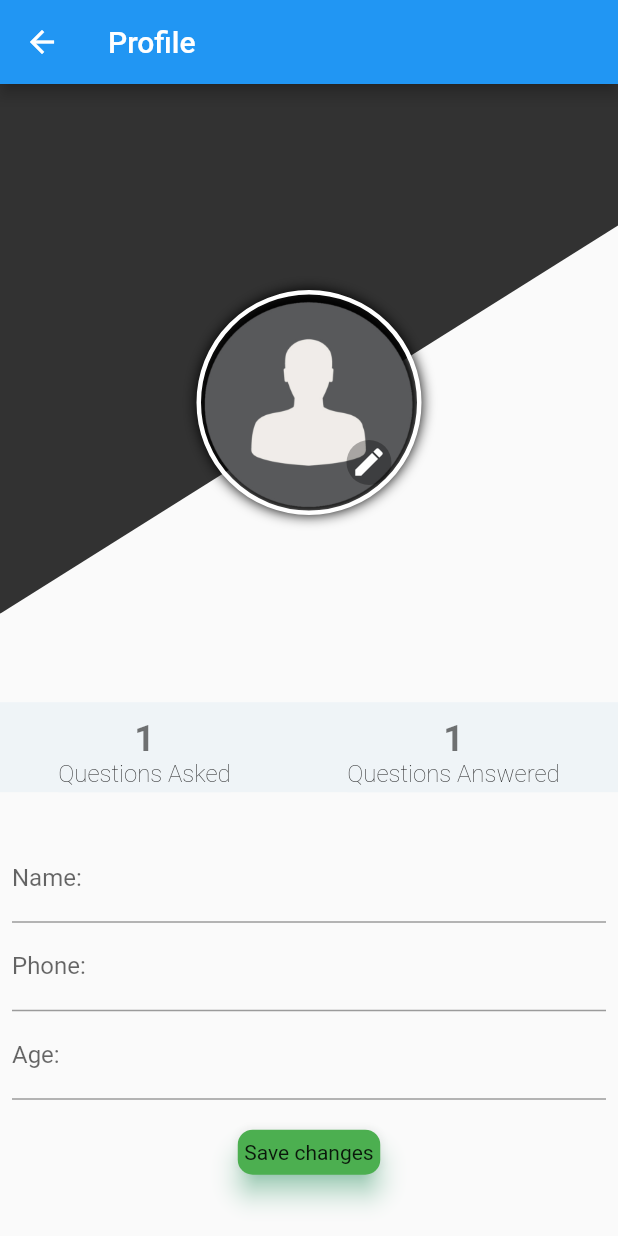
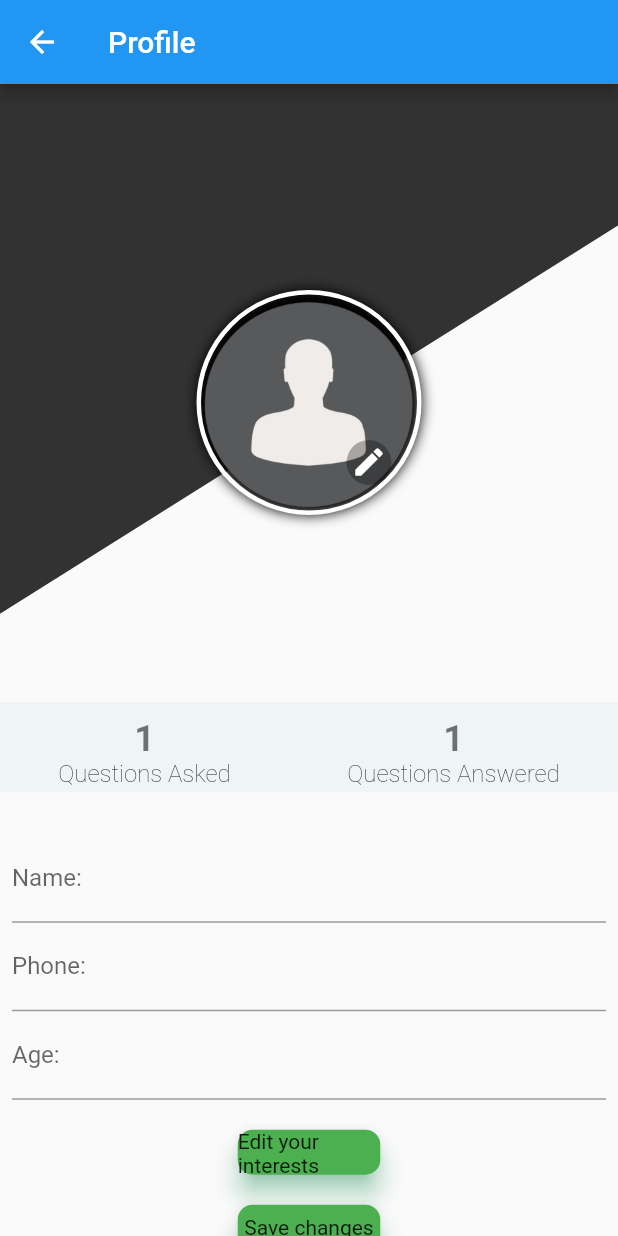
Before and after one commit to pratikg1999/video_question_app, a Flutter app: the ProfilePage screen opened by its route, on a phone screen of 412 x 824 dp. Run offline on Flutter 3.47's test engine with Material 2 defaults, Android fonts, the phone set to English and light mode, and no system bars; our stand-ins replace camera, chewie, flutter_spinkit, fluttertoast, image_picker, location and 2 more; missing offline and left inert: simple_permissions; accounts and stored records are empty; network calls fail; project files that could hold a hidden picture were left out.

Commit message:
edit interests

```diff
--- a/lib/LoginPage.dart
+++ b/lib/LoginPage.dart
@@ -184,8 +184,10 @@ class _LoginPageState extends State<LoginPage> {
         print(request);
         print(_email);
         print(_password);
-        // print("headers: ${request.headers}");
+        print("headers: ${request.headers}");
         var response = await request.send();
+        print("OOOOOOOOOOOOOOOOOOOOOO");
+        print(response.statusCode);
         if (response.statusCode == 200) {
           var resData = await response.stream.bytesToString();
           var resDataJson = jsonDecode(resData.toString());
--- a/lib/constants.dart
+++ b/lib/constants.dart
@@ -1,9 +1,9 @@
 
 /// Server's IP address
-final String serverIP =  "104.237.9.77"; //"10.196.22.121";//
+final String serverIP =  "10.196.18.1";
 
 /// Server's port address
-final String serverPort = "50000";
+final String serverPort = "3000";
 
 
 // Error messages:
--- a/lib/edit_profile_page.dart
+++ b/lib/edit_profile_page.dart
@@ -1,5 +1,5 @@
 import 'dart:io';
-
+import 'package:teacher/edit_interests.dart';
 import "package:flutter/material.dart";
 import 'package:flutter/rendering.dart';
 import 'package:fluttertoast/fluttertoast.dart';
@@ -45,6 +45,8 @@ class ProfilePageState extends State<ProfilePage> {
   String age;
   ///Previous phone number set by the user.
   String phone;
+  ///Previous interests set by the user
+  String interests;
 
   ///Stores updated user_name.
   String _name;
@@ -274,6 +276,12 @@ class ProfilePageState extends State<ProfilePage> {
                       height: 20.0,
                     ),
                     Center(
+                      child: interestButton(),
+                    ),
+                    SizedBox(
+                      height: 20.0,
+                    ),
+                    Center(
                       child: saveButton(),
                     ),
                   ],
@@ -301,6 +309,33 @@ class ProfilePageState extends State<ProfilePage> {
             ),
           ),
           onTap: saveChanges,
+        ),
+      ),
+    );
+  }
+
+  ///Button to edit interests of user on tap.
+  Widget interestButton() {
+    return Container(
+      height: 30.0,
+      width: 95.0,
+      child: Material(
+        borderRadius: BorderRadius.circular(10.0),
+        shadowColor: Colors.greenAccent,
+        color: Colors.green,
+        elevation: 7.0,
+        child: GestureDetector(
+          child: Container(
+            child: Center(
+              child: Text("Edit your interests"),
+            ),
+          ),
+          onTap:() {
+            Navigator.push(
+              context,
+              MaterialPageRoute(builder: (context) => editInterests()),
+            );
+          },
         ),
       ),
     );
--- a/lib/shared_preferences_helpers.dart
+++ b/lib/shared_preferences_helpers.dart
@@ -19,6 +19,7 @@ const PHONE_KEY_SP = "Phone";
 /// **Interests** key of shared preferences
 const INTERESTS_KEY_SP = "Interests";
 
+const LOADING_KEY_SP = "loading";
 
 /// saves the [token] of the current login
 saveCurrentLogin(String  token) async {
--- a/lib/uploadVideo.dart
+++ b/lib/uploadVideo.dart
@@ -15,6 +15,7 @@ import 'package:teacher/shared_preferences_helpers.dart';
 /// * [DateTime.now()] is used to get the current time.
 /// * [renameSync()] is used to rename the file.
 uploadFile(String filePath) async {
+  saveInSP(LOADING_KEY_SP, "true");
   var uri = new Uri.http('$serverIP:$serverPort', '/uploadFile');
 
   var token = await getCurrentTokenId();
@@ -27,6 +28,7 @@ uploadFile(String filePath) async {
   request.fields['tokenId'] = token;
 
   request.send().then((response) {
+    saveInSP(LOADING_KEY_SP, "false");
     if (response.statusCode == 200){
         Fluttertoast.showToast(
         msg: 'Successfully uploaded',
--- a/pubspec.yaml
+++ b/pubspec.yaml
@@ -29,6 +29,7 @@ dependencies:
   shared_preferences: ^0.4.2
   chewie : ^0.9.7
   image_picker: ^0.4.12
+  flutter_spinkit: ^3.1.0
   # youtube_player: ^3.4.1
 
     # The following adds the Cupertino Icons font to your application.
```
Also changed, not shown: lib/ask.dart (+20 -1 lines), lib/edit_interests.dart (added, +187 -0 lines), lib/video.dart (+19 -32 lines), pubspec.lock.
